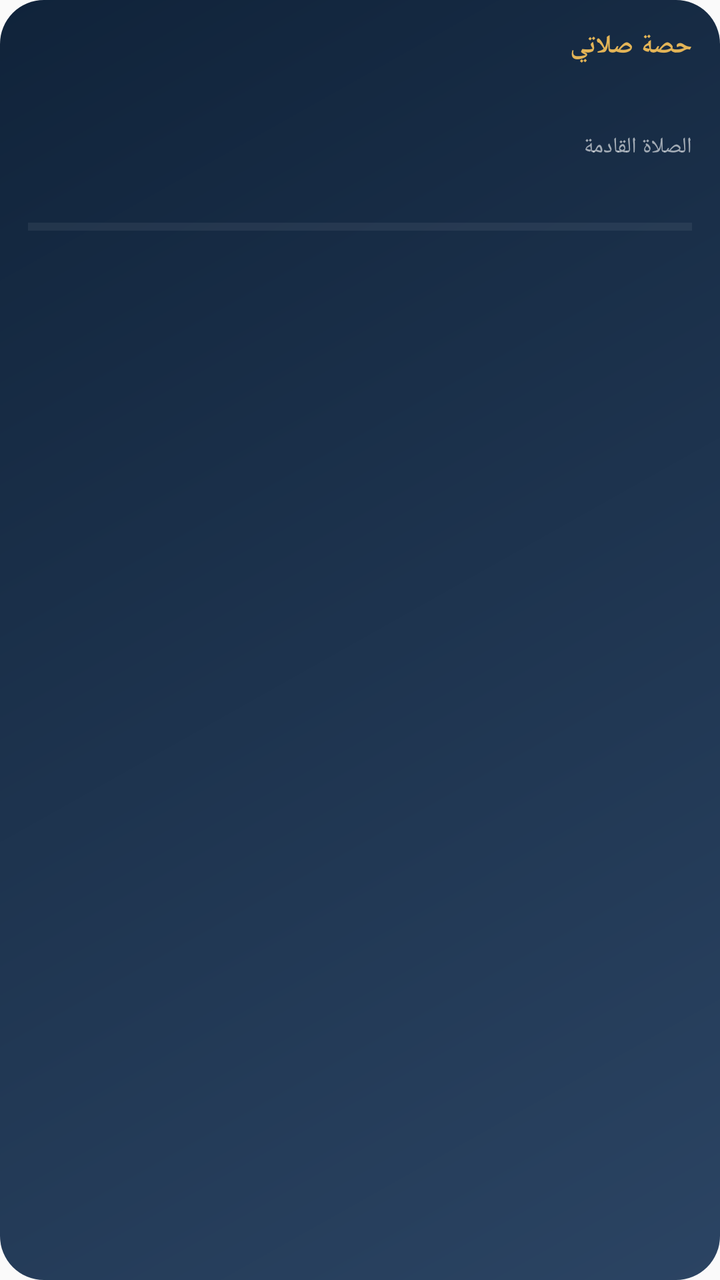
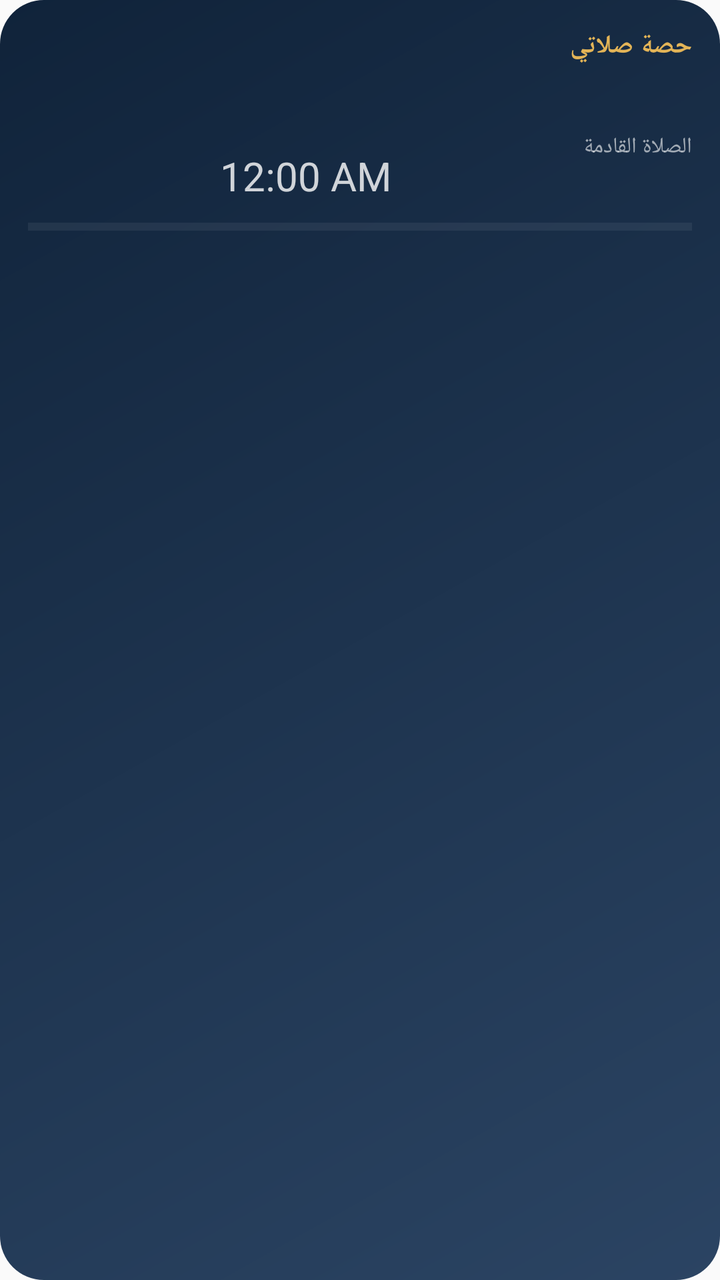

Before-and-after screenshots of an Android layout around one commit, followed by the original layout XML and the change that was made.
<!-- AndroidManifest.xml: application theme android:Theme.Material.Light.NoActionBar -->
<!-- res/layout/widget.xml -->
<?xml version="1.0" encoding="utf-8"?>
<LinearLayout xmlns:android="http://schemas.android.com/apk/res/android"
    android:id="@+id/wRoot"
    android:layout_width="match_parent"
    android:layout_height="match_parent"
    android:orientation="vertical"
    android:background="@drawable/widget_bg"
    android:padding="14dp"
    android:layoutDirection="rtl">

    
    <LinearLayout
        android:layout_width="match_parent"
        android:layout_height="wrap_content"
        android:orientation="horizontal"
        android:baselineAligned="false">

        <TextView
            android:id="@+id/wCity"
            android:layout_width="0dp"
            android:layout_weight="1"
            android:layout_height="wrap_content"
            android:textSize="13sp"
            android:textStyle="bold"
            android:textColor="#E3B457"
            android:maxLines="1"
            android:ellipsize="end"
            android:text="@string/app_name" />

        <TextView
            android:id="@+id/wDate"
            android:layout_width="wrap_content"
            android:layout_height="wrap_content"
            android:textSize="12sp"
            android:textColor="#A9C6DA"
            android:maxLines="1" />
    </LinearLayout>

    
    <LinearLayout
        android:layout_width="match_parent"
        android:layout_height="wrap_content"
        android:layout_marginTop="8dp"
        android:orientation="horizontal"
        android:gravity="bottom"
        android:baselineAligned="false">

        <LinearLayout
            android:layout_width="0dp"
            android:layout_weight="1"
            android:layout_height="wrap_content"
            android:orientation="vertical">

            <TextView
                android:id="@+id/wLead"
                android:layout_width="wrap_content"
                android:layout_height="wrap_content"
                android:textSize="11sp"
                android:textColor="#99FFFFFF"
                android:maxLines="1"
                android:text="@string/widget_lead_next" />

            <TextView
                android:id="@+id/wLeft"
                android:layout_width="wrap_content"
                android:layout_height="wrap_content"
                android:textSize="15sp"
                android:textColor="#FFFFFF"
                android:maxLines="1" />
        </LinearLayout>

        <LinearLayout
            android:layout_width="wrap_content"
            android:layout_height="wrap_content"
            android:orientation="vertical"
            android:gravity="end">

            <TextView
                android:id="@+id/wName"
                android:layout_width="wrap_content"
                android:layout_height="wrap_content"
                android:textSize="27sp"
                android:textStyle="bold"
                android:textColor="#FFFFFF"
                android:maxLines="1" />

            <TextView
                android:id="@+id/wAt"
                android:layout_width="wrap_content"
                android:layout_height="wrap_content"
                android:textSize="19sp"
                android:textColor="#E8F2F8"
                android:gravity="end"
                android:maxLines="1" />
        </LinearLayout>
    </LinearLayout>

    
    <ProgressBar
        android:id="@+id/wBar"
        style="?android:attr/progressBarStyleHorizontal"
        android:layout_width="match_parent"
        android:layout_height="4dp"
        android:layout_marginTop="10dp"
        android:max="100"
        android:progress="0"
        android:indeterminate="false"
        android:progressTint="#FFFFFF"
        android:progressBackgroundTint="#3DFFFFFF" />

    
    <LinearLayout
        android:id="@+id/wRow"
        android:layout_width="match_parent"
        android:layout_height="wrap_content"
        android:layout_marginTop="9dp"
        android:orientation="horizontal"
        android:baselineAligned="false">

        <LinearLayout
            android:layout_width="0dp"
            android:layout_weight="1"
            android:layout_height="wrap_content"
            android:orientation="vertical"
            android:gravity="center_horizontal">
            <TextView android:id="@+id/wN0"
                android:layout_width="wrap_content" android:layout_height="wrap_content"
                android:textSize="11sp" android:textColor="#FFFFFF" android:maxLines="1" />
            <TextView android:id="@+id/wT0"
                android:layout_width="wrap_content" android:layout_height="wrap_content"
                android:textSize="14sp" android:textColor="#FFFFFF" android:maxLines="1" />
        </LinearLayout>

        <LinearLayout
            android:layout_width="0dp"
            android:layout_weight="1"
            android:layout_height="wrap_content"
            android:orientation="vertical"
            android:gravity="center_horizontal">
            <TextView android:id="@+id/wN1"
                android:layout_width="wrap_content" android:layout_height="wrap_content"
                android:textSize="11sp" android:textColor="#FFFFFF" android:maxLines="1" />
            <TextView android:id="@+id/wT1"
                android:layout_width="wrap_content" android:layout_height="wrap_content"
                android:textSize="14sp" android:textColor="#FFFFFF" android:maxLines="1" />
        </LinearLayout>

        <LinearLayout
            android:layout_width="0dp"
            android:layout_weight="1"
            android:layout_height="wrap_content"
            android:orientation="vertical"
            android:gravity="center_horizontal">
            <TextView android:id="@+id/wN2"
                android:layout_width="wrap_content" android:layout_height="wrap_content"
                android:textSize="11sp" android:textColor="#FFFFFF" android:maxLines="1" />
            <TextView android:id="@+id/wT2"
                android:layout_width="wrap_content" android:layout_height="wrap_content"
                android:textSize="14sp" android:textColor="#FFFFFF" android:maxLines="1" />
        </LinearLayout>

        <LinearLayout
            android:layout_width="0dp"
            android:layout_weight="1"
            android:layout_height="wrap_content"
            android:orientation="vertical"
            android:gravity="center_horizontal">
            <TextView android:id="@+id/wN3"
                android:layout_width="wrap_content" android:layout_height="wrap_content"
                android:textSize="11sp" android:textColor="#FFFFFF" android:maxLines="1" />
            <TextView android:id="@+id/wT3"
                android:layout_width="wrap_content" android:layout_height="wrap_content"
                android:textSize="14sp" android:textColor="#FFFFFF" android:maxLines="1" />
        </LinearLayout>

        <LinearLayout
            android:layout_width="0dp"
            android:layout_weight="1"
            android:layout_height="wrap_content"
            android:orientation="vertical"
            android:gravity="center_horizontal">
            <TextView android:id="@+id/wN4"
                android:layout_width="wrap_content" android:layout_height="wrap_content"
                android:textSize="11sp" android:textColor="#FFFFFF" android:maxLines="1" />
            <TextView android:id="@+id/wT4"
                android:layout_width="wrap_content" android:layout_height="wrap_content"
                android:textSize="14sp" android:textColor="#FFFFFF" android:maxLines="1" />
        </LinearLayout>
    </LinearLayout>
</LinearLayout>
<!-- resources referenced by this layout -->
<resources>
  <!-- drawable widget_bg (drawable) -->
  <?xml version="1.0" encoding="utf-8"?>
  <shape xmlns:android="http://schemas.android.com/apk/res/android"
      android:shape="rectangle">
      <corners android:radius="22dp" />
      <gradient
          android:angle="315"
          android:startColor="#10233A"
          android:endColor="#2B4463"
          android:type="linear" />
  </shape>
  <string name="app_name">حصة صلاتي</string>
  <string name="widget_lead_next">الصلاة القادمة</string>
</resources>

<!-- the commit's change to res/layout/widget.xml (unified diff, before → after) -->
@@ -46,8 +46,7 @@
         android:baselineAligned="false">
 
         <LinearLayout
-            android:layout_width="0dp"
-            android:layout_weight="1"
+            android:layout_width="wrap_content"
             android:layout_height="wrap_content"
             android:orientation="vertical">
 
@@ -69,20 +68,53 @@
                 android:maxLines="1" />
         </LinearLayout>
 
+        
+        <TextClock
+            android:id="@+id/wClock"
+            android:layout_width="0dp"
+            android:layout_weight="1"
+            android:layout_height="wrap_content"
+            android:gravity="center"
+            android:format12Hour="@null"
+            android:format24Hour="HH:mm:ss"
+            android:textSize="20sp"
+            android:textColor="#CCFFFFFF"
+            android:maxLines="1"
+            android:ellipsize="end" />
+
         <LinearLayout
             android:layout_width="wrap_content"
             android:layout_height="wrap_content"
             android:orientation="vertical"
             android:gravity="end">
 
-            <TextView
-                android:id="@+id/wName"
-                android:layout_width="wrap_content"
-                android:layout_height="wrap_content"
-                android:textSize="27sp"
-                android:textStyle="bold"
-                android:textColor="#FFFFFF"
-                android:maxLines="1" />
+            
+            <ViewFlipper
+                android:id="@+id/wFlip"
+                android:layout_width="wrap_content"
+                android:layout_height="wrap_content"
+                android:autoStart="true"
+                android:flipInterval="750"
+                android:measureAllChildren="true">
+
+                <TextView
+                    android:id="@+id/wName"
+                    android:layout_width="wrap_content"
+                    android:layout_height="wrap_content"
+                    android:textSize="27sp"
+                    android:textStyle="bold"
+                    android:textColor="#FFFFFF"
+                    android:maxLines="1" />
+
+                <TextView
+                    android:id="@+id/wName2"
+                    android:layout_width="wrap_content"
+                    android:layout_height="wrap_content"
+                    android:textSize="27sp"
+                    android:textStyle="bold"
+                    android:textColor="#FFFFFF"
+                    android:maxLines="1" />
+            </ViewFlipper>
 
             <TextView
                 android:id="@+id/wAt"
